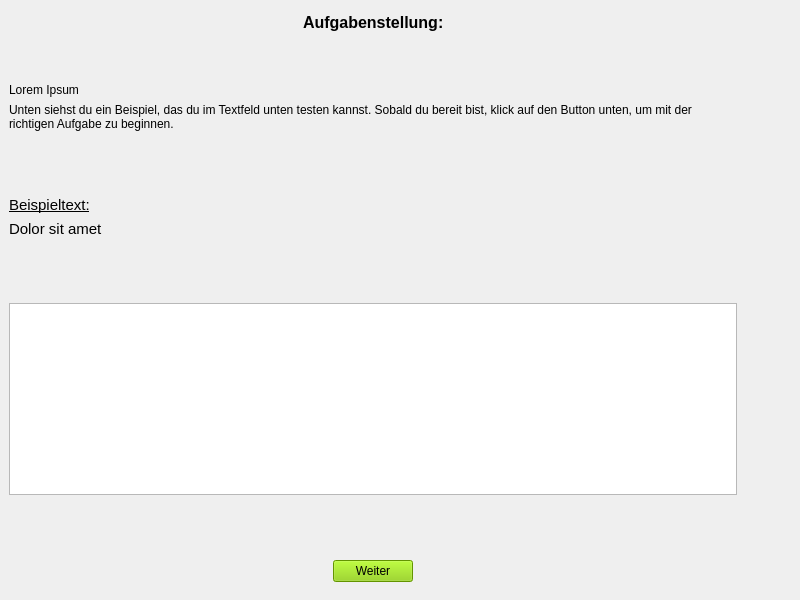
Before: the Qt Designer form text_entry_speed_test.ui in ITT-21SS-UR/assignment-5-text-entry-lm, drawn with Qt 5.
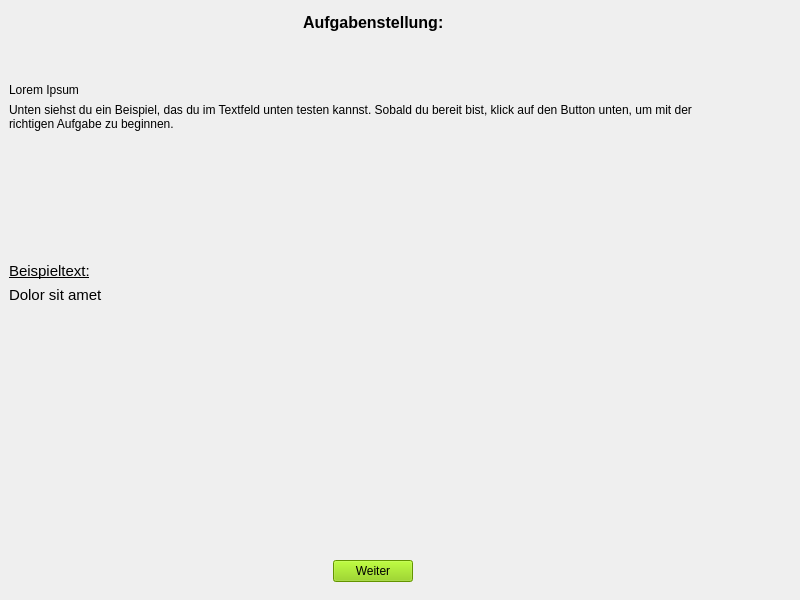
After: the same form once the commit is applied. The open tabs and pages were chosen to show the change.

Commit message: integrated CompleterTextEdit into text_entry_speed_test

```diff
--- a/text_entry_speed_test.ui
+++ b/text_entry_speed_test.ui
@@ -195,7 +195,7 @@
        </spacer>
       </item>
       <item>
-       <widget class="QTextEdit" name="example_input_field"/>
+       <layout class="QVBoxLayout" name="example_text_box_container"/>
       </item>
       <item>
        <spacer name="verticalSpacer_2">
```
Left out of the diff: 2 changed lines with no effect on the pictures. The commit also changes 2 other files.
